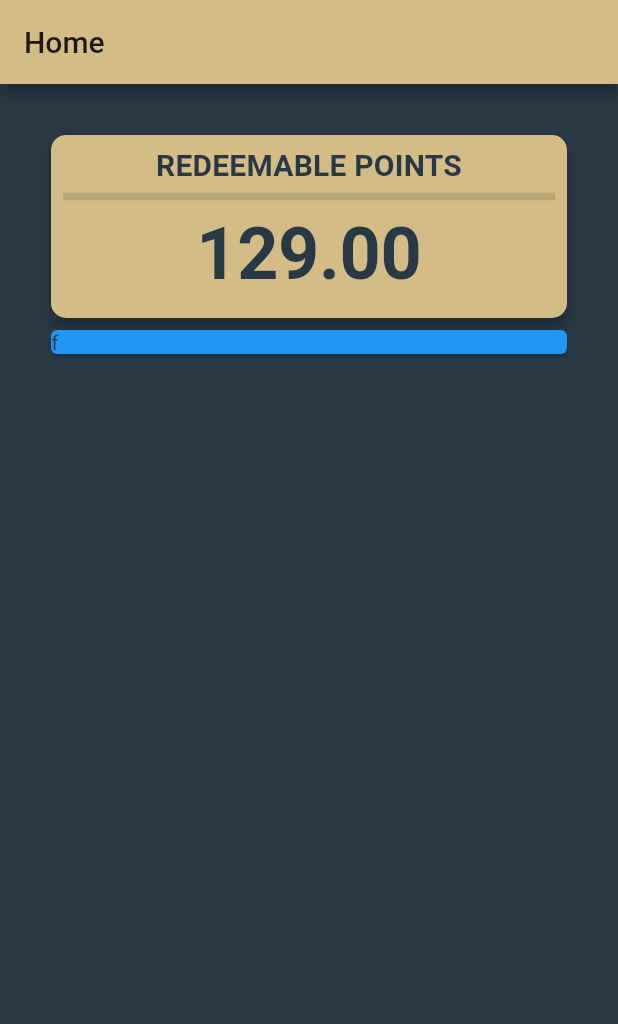
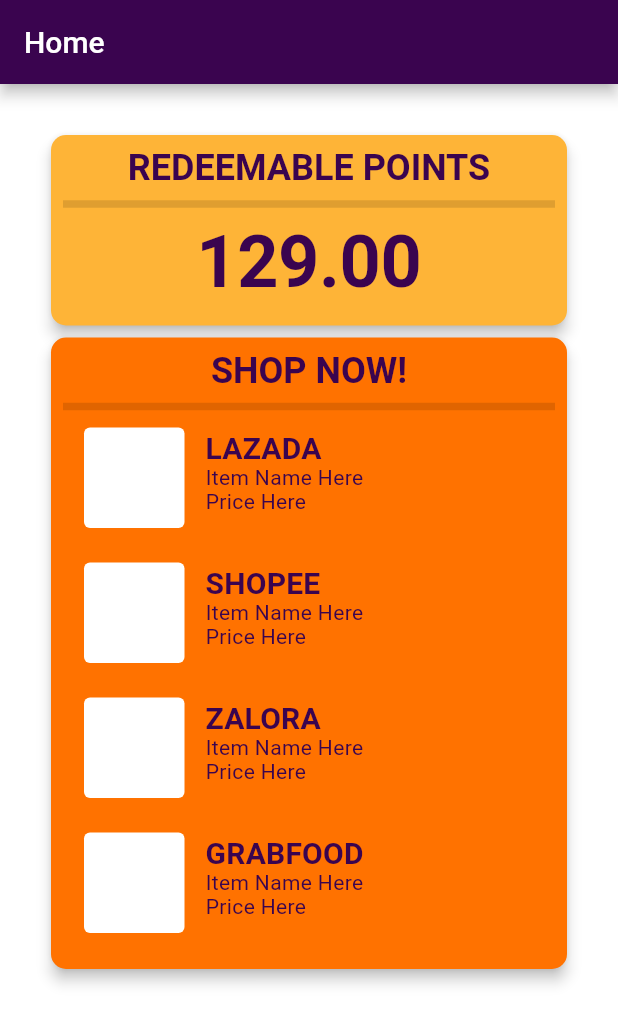
Before and after one commit to carlosumabat/DSC-CLAIM, a Flutter app: the screen it shows after launch, on a phone screen of 412 x 824 dp. Shown: the top 1024 px of the screen. Run offline on Flutter 3.47's test engine with Material 2 defaults, Android fonts, the light colour scheme and no system bars.

Commit message:
added alternate palette, added ShopNow and CommonRow widgets, modified CommonCard headline size

```diff
--- a/lib/main.dart
+++ b/lib/main.dart
@@ -1,30 +1,54 @@
+import 'package:flutter/cupertino.dart';
 import 'package:flutter/material.dart';
 
 void main() => runApp(MyApp());
 
 class MyApp extends StatelessWidget {
+  static const _primaryColor = const Color(0xffFEB437);
+  static const _accentColor = const Color(0xffFF7200);
+  static const _scaffoldBackgroundColor = const Color(0xffFFFFFF);
+  static const _textColor = const Color(0xff3A044F);
+
+  // static const _primaryColor = const Color(0xffd3bc86);
+  // static const _accentColor = const Color(0xffdeddc8);
+  // static const _scaffoldBackgroundColor = const Color(0xff283845);
+  // static const _textColor = const Color(0xff283845);
+
   @override
   Widget build(BuildContext context) {
     return MaterialApp(
       title: 'CLAIM',
       theme: ThemeData(
-        primaryColor: const Color(0xffd3bc86),
-        accentColor: const Color(0xffdeddc8),
-        scaffoldBackgroundColor: const Color(0xff283845),
+        primaryColor: _primaryColor,
+        accentColor: _accentColor,
+        scaffoldBackgroundColor: _scaffoldBackgroundColor,
         fontFamily: 'Roboto',
         textTheme: TextTheme(
-          headline1: TextStyle(fontSize: 96.0, letterSpacing: -1.5),
+          headline1: TextStyle(
+            fontSize: 96.0,
+            letterSpacing: -1.5,
+          ),
           headline4: TextStyle(
-              fontSize: 34.0,
-              fontWeight: FontWeight.normal,
-              letterSpacing: 0.25),
-          headline5: TextStyle(fontSize: 24.0, fontWeight: FontWeight.bold),
+            fontSize: 34.0,
+            fontWeight: FontWeight.normal,
+            letterSpacing: 0.25,
+          ),
+          headline5: TextStyle(
+            fontSize: 24.0,
+            fontWeight: FontWeight.bold,
+          ),
           headline6: TextStyle(
-              fontSize: 20.0, fontWeight: FontWeight.bold, letterSpacing: 0.15),
-          bodyText2: TextStyle(fontSize: 14.0, letterSpacing: 0.25),
+            fontSize: 20.0,
+            fontWeight: FontWeight.bold,
+            letterSpacing: 0.15,
+          ),
+          bodyText2: TextStyle(
+            fontSize: 14.0,
+            letterSpacing: 0.25,
+          ),
         ).apply(
-          bodyColor: const Color(0xff283845),
-          displayColor: const Color(0xff283845),
+          bodyColor: _textColor,
+          displayColor: _textColor,
         ),
       ),
       home: Scaffold(
@@ -46,21 +70,18 @@
   Widget build(BuildContext context) {
     return Scaffold(
       appBar: AppBar(
-        title: Text('Home'),
+        title: Text(
+          'Home',
+          style: TextStyle(color: Colors.white),
+        ),
+        backgroundColor: const Color(0xff3A044F),
       ),
       body: ListView(
         padding: EdgeInsets.all(30),
         physics: NeverScrollableScrollPhysics(),
         children: [
           RedeemablePoints(),
-          Card(
-            color: Colors.blue,
-            child: Container(
-              child: Text(
-                'f',
-              ),
-            ),
-          ),
+          ShopNow(),
         ],
       ),
     );
@@ -81,7 +102,102 @@
       child: Text(
         '129.00',
         style: TextStyle(
-            fontSize: 48, fontWeight: FontWeight.bold, letterSpacing: -0.25),
+          fontSize: 48,
+          fontWeight: FontWeight.bold,
+          letterSpacing: -0.25,
+        ),
+      ),
+    );
+  }
+}
+
+class ShopNow extends StatefulWidget {
+  @override
+  _ShopNowState createState() => _ShopNowState();
+}
+
+class _ShopNowState extends State<ShopNow> {
+  @override
+  Widget build(BuildContext context) {
+    return CommonCard(
+      color: Theme.of(context).accentColor,
+      title: 'SHOP NOW!',
+      child: Container(
+        child: ListView(
+          shrinkWrap: true,
+          children: [
+            CommonRow(
+              title: 'LAZADA',
+              text: 'Item Name Here\nPrice Here',
+            ),
+            SizedBox(height: 10),
+            CommonRow(
+              title: 'SHOPEE',
+              text: 'Item Name Here\nPrice Here',
+            ),
+            SizedBox(height: 10),
+            CommonRow(
+              title: 'ZALORA',
+              text: 'Item Name Here\nPrice Here',
+            ),
+            SizedBox(height: 10),
+            CommonRow(
+              title: 'GRABFOOD',
+              text: 'Item Name Here\nPrice Here',
+            ),
+          ],
+        ),
+      ),
+    );
+  }
+}
+
+class CommonRow extends StatelessWidget {
+  final String title;
+  final String text;
+
+  CommonRow({@required this.title, @required this.text});
+
+  @override
+  Widget build(BuildContext context) {
+    return Container(
+      padding: EdgeInsets.fromLTRB(10, 0, 10, 5),
+      child: IntrinsicHeight(
+        child: Row(
+          children: <Widget>[
+            Container(
+              height: 75,
+              width: 75,
+              child: Card(
+                elevation: 0,
+              ),
+            ),
+            SizedBox(width: 10),
+            Expanded(
+              child: Column(
+                children: [
+                  SizedBox(
+                    height: 6,
+                  ),
+                  Align(
+                    alignment: Alignment.topLeft,
+                    child: Text(
+                      this.title,
+                      style: Theme.of(context).textTheme.headline6,
+                      textAlign: TextAlign.left,
+                    ),
+                  ),
+                  Align(
+                    alignment: Alignment.topLeft,
+                    child: Text(
+                      this.text,
+                    ),
+                  )
+                ],
+              ),
+            ),
+          ],
+        ),
       ),
     );
   }
@@ -119,7 +235,7 @@
             children: [
               Text(
                 widget.title,
-                style: Theme.of(context).textTheme.headline6,
+                style: Theme.of(context).textTheme.headline5,
                 textAlign: TextAlign.center,
               ),
               const Divider(
```
